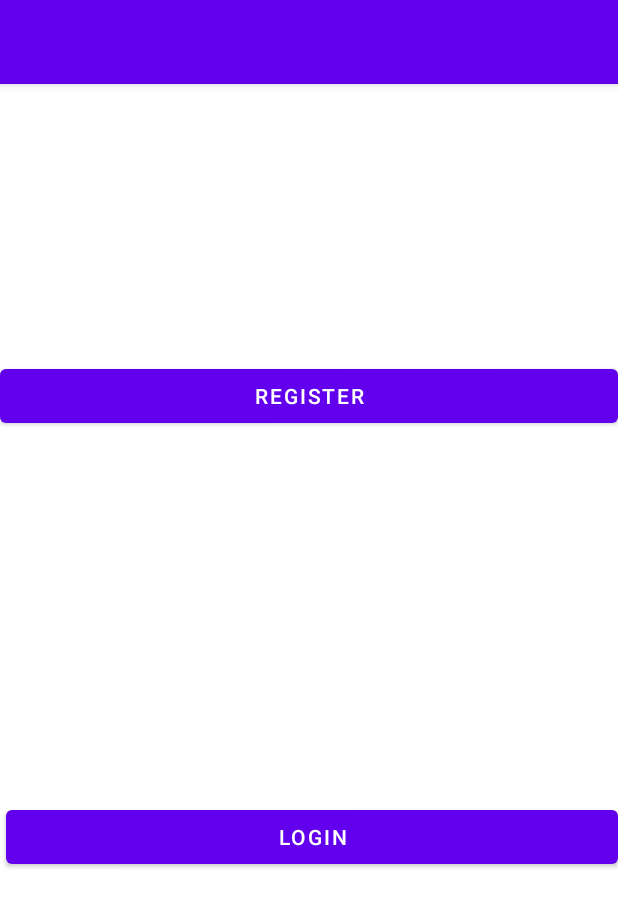
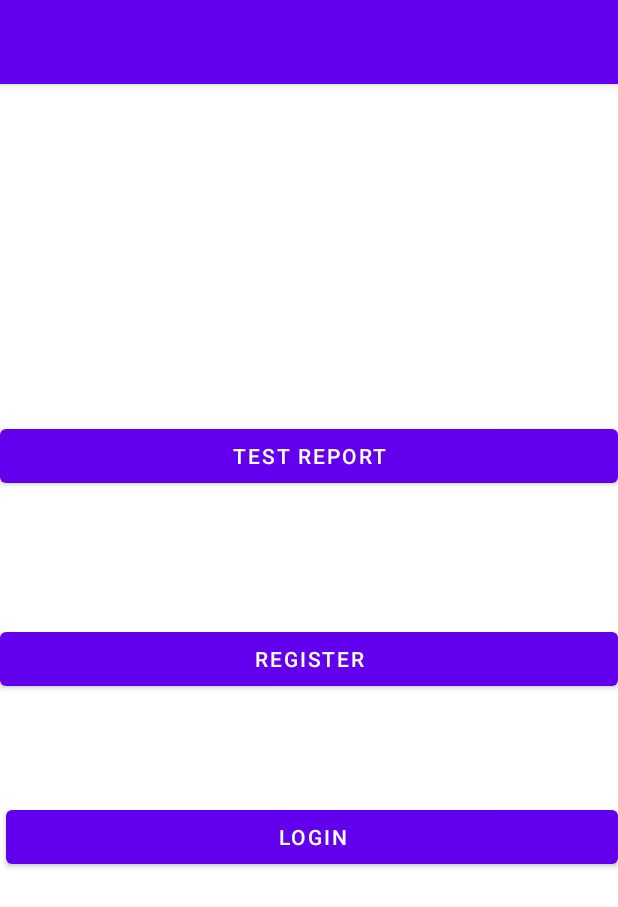
Before and after one commit to PaliouraP/SmartAlert, an Android app: the screen it shows after launch (MainActivity), on a phone screen of 412 x 824 dp. Shown: the top 907 px of the screen. Run offline under Robolectric (Android 15) with nearby library versions, the phone set to English and light mode, and no system bars; our stand-ins replace Firebase (no records; nobody signed in at launch, a user with empty details on screens opened directly).

Commit message:
making a report
test version

```diff
--- a/SmartAlert/app/src/main/java/com/unipi/p19129_p19140/smartalert/MainActivity.java
+++ b/SmartAlert/app/src/main/java/com/unipi/p19129_p19140/smartalert/MainActivity.java
@@ -13,6 +13,8 @@ public class MainActivity extends AppCompatActivity {
 
     private Button register;
     private Button login;
+    private Button report;
+
 
     @Override
     protected void onCreate(Bundle savedInstanceState) {
@@ -21,6 +23,7 @@ public class MainActivity extends AppCompatActivity {
 
         register = findViewById(R.id.register);
         login = findViewById(R.id.login);
+        report = findViewById(R.id.report);
 
         register.setOnClickListener(new View.OnClickListener() {
             @Override
@@ -38,6 +41,14 @@ public class MainActivity extends AppCompatActivity {
             }
         });
 
+        report.setOnClickListener(new View.OnClickListener() {
+            @Override
+            public void onClick(View view) {
+                startActivity(new Intent(MainActivity.this, ReportActivity.class));
+                finish();
+            }
+        });
+
 
     }
 }
--- a/SmartAlert/app/src/main/res/layout/activity_main.xml
+++ b/SmartAlert/app/src/main/res/layout/activity_main.xml
@@ -17,7 +17,7 @@
         app:layout_constraintHorizontal_bias="0.0"
         app:layout_constraintStart_toStartOf="parent"
         app:layout_constraintTop_toTopOf="parent"
-        app:layout_constraintVertical_bias="0.256" />
+        app:layout_constraintVertical_bias="0.499" />
 
     <Button
         android:id="@+id/login"
@@ -33,4 +33,16 @@
         app:layout_constraintTop_toTopOf="parent"
         app:layout_constraintVertical_bias="0.664" />
 
+    <Button
+        android:id="@+id/report"
+        android:layout_width="match_parent"
+        android:layout_height="wrap_content"
+        android:text="test report"
+        app:layout_constraintBottom_toBottomOf="parent"
+        app:layout_constraintEnd_toEndOf="parent"
+        app:layout_constraintHorizontal_bias="0.0"
+        app:layout_constraintStart_toStartOf="parent"
+        app:layout_constraintTop_toTopOf="parent"
+        app:layout_constraintVertical_bias="0.311" />
+
 </androidx.constraintlayout.widget.ConstraintLayout>
```
Also changed, not shown: SmartAlert/app/src/main/AndroidManifest.xml (+13 -6 lines), SmartAlert/app/src/main/java/com/unipi/p19129_p19140/smartalert/ReportActivity.java (added, +104 -0 lines), SmartAlert/app/src/main/res/layout/activity_report.xml (added, +34 -0 lines).
